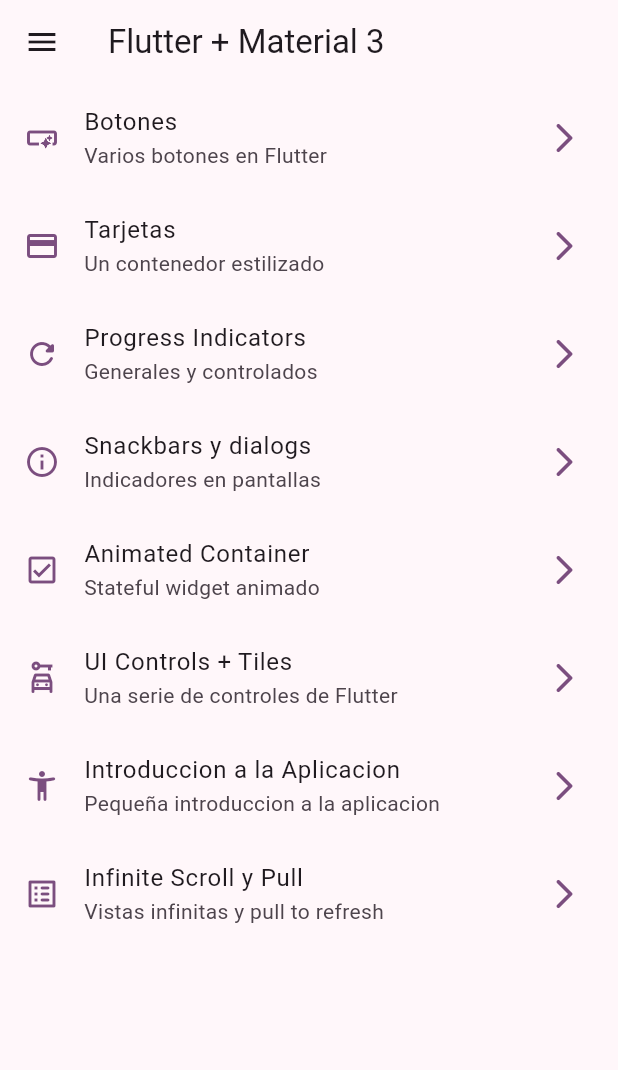
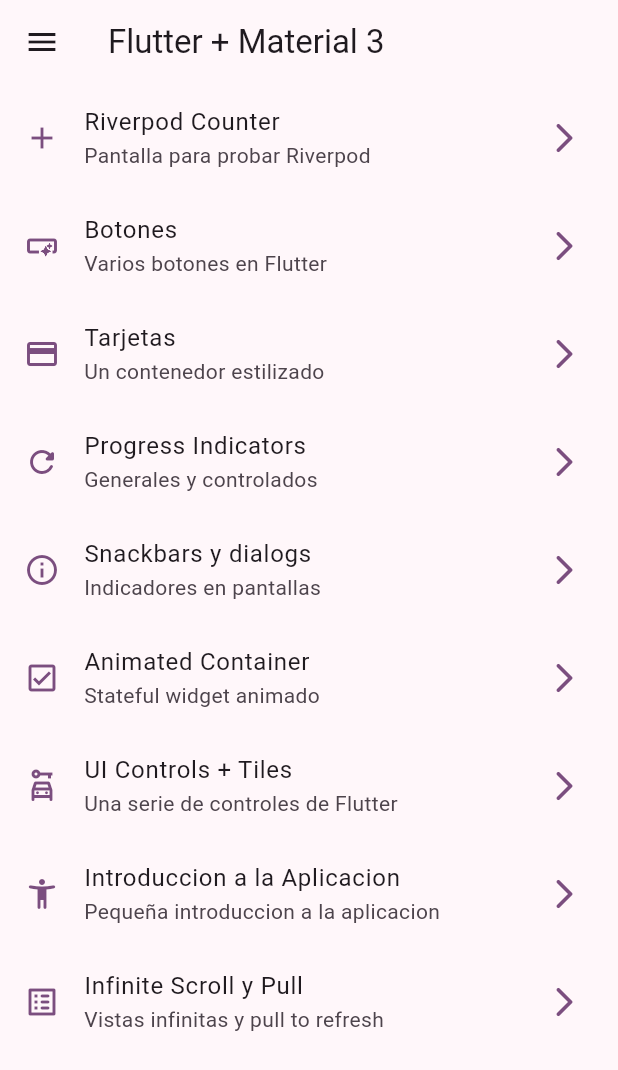
Before and after one commit to RosaLeaveMeAlone/widgets_app, a Flutter app: the screen it shows after launch, on a phone screen of 412 x 824 dp. Shown: the top 1070 px of the screen. Run offline on Flutter 3.47's test engine with Material 3 defaults, Android fonts, the phone set to English and light mode, and no system bars; our stand-ins replace animate_do, flutter_riverpod, go_router.

Commit message:
Seccion 11 Introduccion a Riverpod

```diff
--- a/lib/config/menu/menu_items.dart
+++ b/lib/config/menu/menu_items.dart
@@ -18,6 +18,12 @@ class MenuItem {
 }
 
 const appMenuItems = <MenuItem>[
+  MenuItem(
+    title: 'Riverpod Counter',
+    subTitle: 'Pantalla para probar Riverpod',
+    link: '/riverpod-counter',
+    icon: Icons.add
+    ),
   MenuItem(
     title: 'Botones',
     subTitle: 'Varios botones en Flutter',
--- a/lib/config/router/app_router.dart
+++ b/lib/config/router/app_router.dart
@@ -5,6 +5,11 @@ import 'package:widgets_app/presentation/screens/screens.dart';
 final appRouter = GoRouter(
   initialLocation: '/',
   routes: [
+    GoRoute(
+      name: CounterScreen.name,
+      path: '/riverpod-counter',
+      builder: (context, state) => const CounterScreen(),
+    ),
     GoRoute(
       name: HomeScreen.name,
       path: '/',
--- /dev/null
+++ b/lib/presentation/providers/counter_provider.dart
@@ -0,0 +1,5 @@
+
+
+import 'package:flutter_riverpod/flutter_riverpod.dart';
+
+final counterProvider = StateProvider((ref) => 5);
--- a/lib/presentation/screens/screens.dart
+++ b/lib/presentation/screens/screens.dart
@@ -1,10 +1,9 @@
-
-
 
 export 'package:widgets_app/presentation/screens/animated/animated_screen.dart';
 export 'package:widgets_app/presentation/screens/app_tutorial/app_tutorial_screen.dart';
 export 'package:widgets_app/presentation/screens/buttons/buttons_screen.dart';
 export 'package:widgets_app/presentation/screens/cards/cards_screen.dart';
+export 'package:widgets_app/presentation/screens/counter/counter_screen.dart';
 export 'package:widgets_app/presentation/screens/home/home_screen.dart';
 export 'package:widgets_app/presentation/screens/infinite_scroll/infinite_scroll_screen.dart';
 export 'package:widgets_app/presentation/screens/progress/progress_screen.dart';
--- a/pubspec.yaml
+++ b/pubspec.yaml
@@ -10,6 +10,7 @@ dependencies:
   animate_do: ^3.1.2
   flutter:
     sdk: flutter
+  flutter_riverpod: ^2.4.9
   go_router: ^13.0.0
 
 dev_dependencies:
```
Also changed, not shown: lib/main.dart (+6 -1 lines), lib/presentation/screens/counter/counter_screen.dart (added, +34 -0 lines), pubspec.lock.
